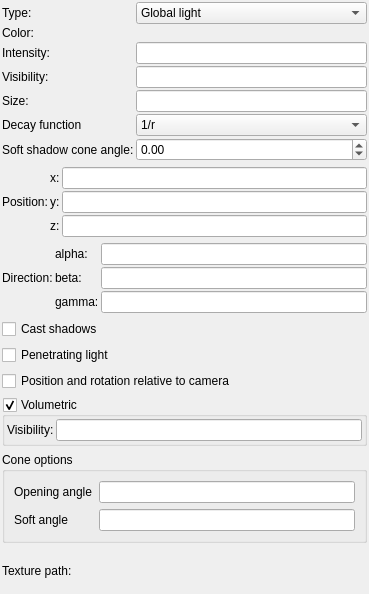
First picture: the form in mandelbulber2/qt/light_editor.ui, repository buddhi1980/mandelbulber2, before the edit.
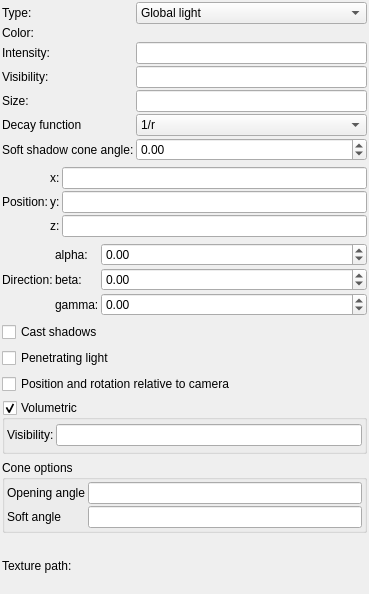
Second picture: the form after the edit. Icons and pictures are not drawn. Custom widgets are drawn as their Qt base class.

Commit message: Added tab for testing light UI. Assigned parameters.

```diff
--- a/mandelbulber2/qt/light_editor.ui
+++ b/mandelbulber2/qt/light_editor.ui
@@ -290,45 +290,6 @@
      <property name="spacing">
       <number>2</number>
      </property>
-     <item row="2" column="2">
-      <widget class="MyLineEdit" name="vect3_aux_light_position_z_2">
-       <property name="sizePolicy">
-        <sizepolicy hsizetype="Expanding" vsizetype="Maximum">
-         <horstretch>0</horstretch>
-         <verstretch>0</verstretch>
-        </sizepolicy>
-       </property>
-       <property name="toolTip">
-        <string>&lt;html&gt;&lt;head/&gt;&lt;body&gt;&lt;p&gt;coordinates of light source&lt;/p&gt;&lt;/body&gt;&lt;/html&gt;</string>
-       </property>
-      </widget>
-     </item>
-     <item row="1" column="2">
-      <widget class="MyLineEdit" name="vect3_aux_light_position_y_2">
-       <property name="sizePolicy">
-        <sizepolicy hsizetype="Expanding" vsizetype="Maximum">
-         <horstretch>0</horstretch>
-         <verstretch>0</verstretch>
-        </sizepolicy>
-       </property>
-       <property name="toolTip">
-        <string>&lt;html&gt;&lt;head/&gt;&lt;body&gt;&lt;p&gt;coordinates of light source&lt;/p&gt;&lt;/body&gt;&lt;/html&gt;</string>
-       </property>
-      </widget>
-     </item>
-     <item row="0" column="2">
-      <widget class="MyLineEdit" name="vect3_aux_light_position_x_2">
-       <property name="sizePolicy">
-        <sizepolicy hsizetype="Expanding" vsizetype="Maximum">
-         <horstretch>0</horstretch>
-         <verstretch>0</verstretch>
-        </sizepolicy>
-       </property>
-       <property name="toolTip">
-        <string>&lt;html&gt;&lt;head/&gt;&lt;body&gt;&lt;p&gt;coordinates of light source&lt;/p&gt;&lt;/body&gt;&lt;/html&gt;</string>
-       </property>
-      </widget>
-     </item>
      <item row="0" column="1">
       <widget class="QLabel" name="label_24">
        <property name="text">
@@ -357,6 +318,90 @@
        </property>
       </widget>
      </item>
+     <item row="0" column="2">
+      <widget class="MyDoubleSpinBox" name="spinboxd3_rotation_x">
+       <property name="sizePolicy">
+        <sizepolicy hsizetype="Minimum" vsizetype="Maximum">
+         <horstretch>0</horstretch>
+         <verstretch>0</verstretch>
+        </sizepolicy>
+       </property>
+       <property name="prefix">
+        <string/>
+       </property>
+       <property name="suffix">
+        <string/>
+       </property>
+       <property name="decimals">
+        <number>2</number>
+       </property>
+       <property name="minimum">
+        <double>-36000.000000000000000</double>
+       </property>
+       <property name="maximum">
+        <double>36000.000000000000000</double>
+       </property>
+       <property name="singleStep">
+        <double>0.100000000000000</double>
+       </property>
+      </widget>
+     </item>
+     <item row="1" column="2">
+      <widget class="MyDoubleSpinBox" name="spinboxd3_rotation_y">
+       <property name="sizePolicy">
+        <sizepolicy hsizetype="Minimum" vsizetype="Maximum">
+         <horstretch>0</horstretch>
+         <verstretch>0</verstretch>
+        </sizepolicy>
+       </property>
+       <property name="prefix">
+        <string/>
+       </property>
+       <property name="suffix">
+        <string/>
+       </property>
+       <property name="decimals">
+        <number>2</number>
+       </property>
+       <property name="minimum">
+        <double>-36000.000000000000000</double>
+       </property>
+       <property name="maximum">
+        <double>36000.000000000000000</double>
+       </property>
+       <property name="singleStep">
+        <double>0.100000000000000</double>
+       </property>
+      </widget>
+     </item>
+     <item row="2" column="2">
+      <widget class="MyDoubleSpinBox" name="spinboxd3_rotation_z">
+       <property name="sizePolicy">
+        <sizepolicy hsizetype="Expanding" vsizetype="Maximum">
+         <horstretch>0</horstretch>
+         <verstretch>0</verstretch>
+        </sizepolicy>
+       </property>
+       <property name="prefix">
+        <string/>
+       </property>
+       <property name="suffix">
+        <string/>
+       </property>
+       <property name="decimals">
+        <number>2</number>
+       </property>
+       <property name="minimum">
+        <double>-36000.000000000000000</double>
+       </property>
+       <property name="maximum">
+        <double>36000.000000000000000</double>
+       </property>
+       <property name="singleStep">
+        <double>0.100000000000000</double>
+       </property>
+      </widget>
+     </item>
     </layout>
    </item>
    <item>
@@ -454,6 +499,21 @@
       <string>Cone options</string>
      </property>
      <layout class="QGridLayout" name="gridLayout_6">
+      <property name="leftMargin">
+       <number>2</number>
+      </property>
+      <property name="topMargin">
+       <number>2</number>
+      </property>
+      <property name="rightMargin">
+       <number>2</number>
+      </property>
+      <property name="bottomMargin">
+       <number>2</number>
+      </property>
+      <property name="spacing">
+       <number>2</number>
+      </property>
       <item row="0" column="1">
        <widget class="MyLineEdit" name="logedit_main_light_volumetric_intensity_2"/>
       </item>
```
Left out of the diff: 36 changed lines with no effect on the pictures. The commit also changes 6 other files.
